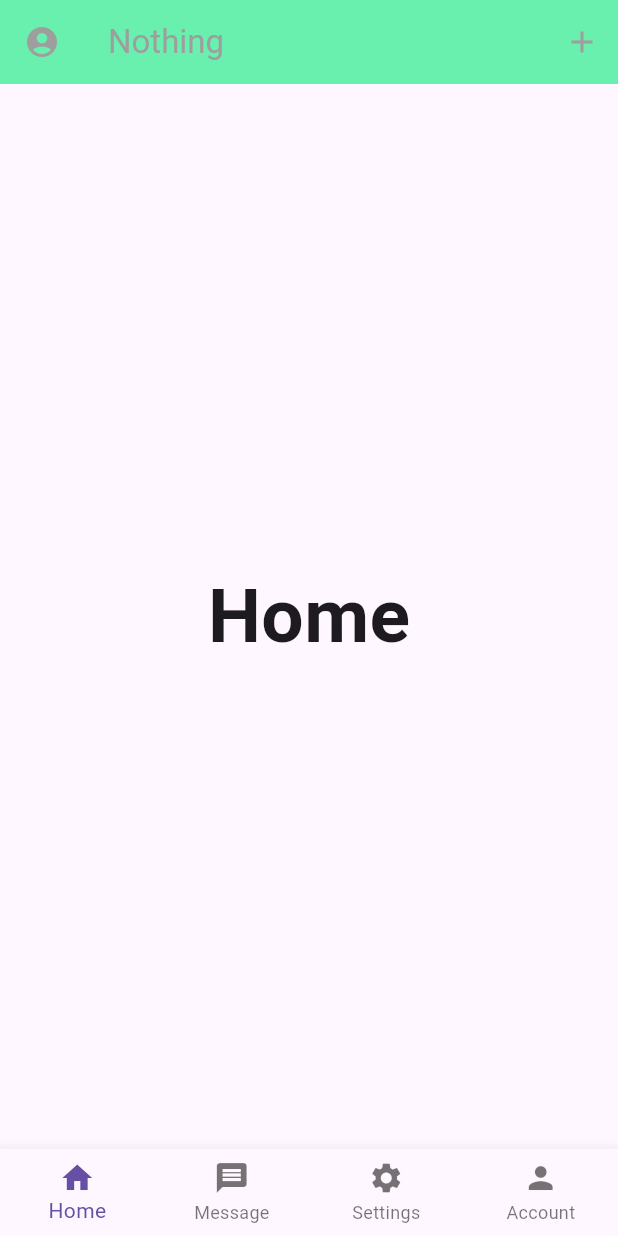
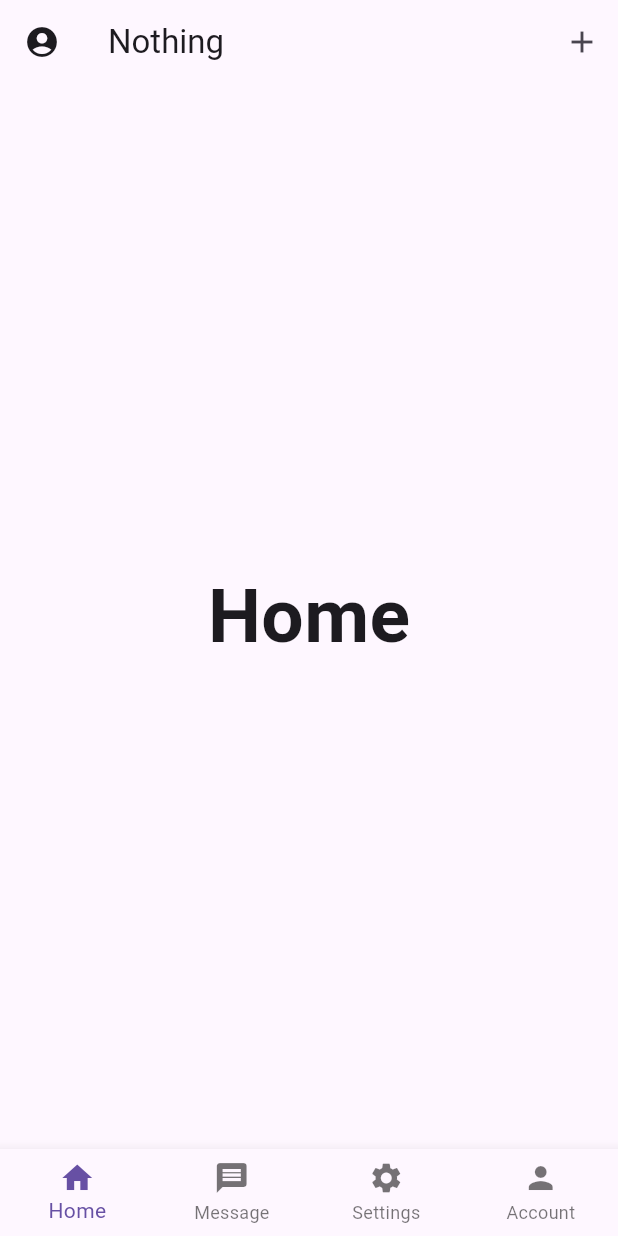
Before and after one commit to saoumiftesham/Pratice, a Flutter app: the screen it shows after launch, on a phone screen of 412 x 824 dp. Run offline on Flutter 3.47's test engine with Material 3 defaults, Android fonts, the phone set to English and light mode, and no system bars.

Commit message:
make appbar a new shade and correct the previous problem

```diff
--- a/lib/main.dart
+++ b/lib/main.dart
@@ -23,17 +23,19 @@ class _MyAppState extends State<MyApp> {
     });
   }
 
-  final List<Widget> _pages = [UserHome(), UserAccount(),UserMessage(),UserSettings()];
+  final List<Widget> _pages = [UserHome(),UserMessage(),UserSettings(),UserAccount()];
 
   @override
   Widget build(BuildContext context) {
     return MaterialApp(
       debugShowCheckedModeBanner: false,
+      theme:ThemeData(primaryColor: Colors.green),
       home: Scaffold(
         appBar: AppBar(
-          backgroundColor: Colors.greenAccent,
-          foregroundColor: Colors.grey,
-          title: Text("Nothing"),
+          // backgroundColor: Colors.transparent,
+          // foregroundColor: Colors.grey,
+          // elevation: 5,
+          title: const Text("Nothing"),
           leading: IconButton(
             icon: Icon(Icons.account_circle_rounded),
             onPressed: () {
```
